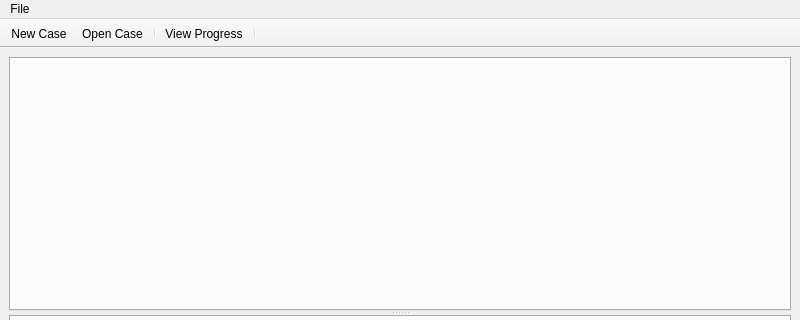
pjrinaldi/wombatforensics, file main/wombatforensics.ui: the form before one commit; both pictures show x 0 to 800 and y 0 to 320 of the 800 by 600 pixel window.
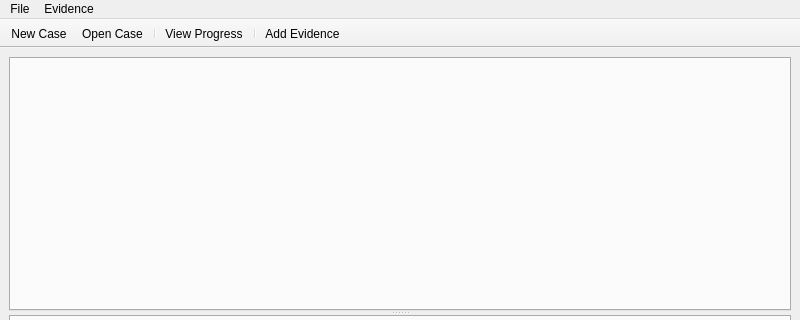
The form after the commit. Icons and pictures are not drawn.

Commit message: working on rebuilding gui w/o plugins and possibly leaving data such as sleuthkit in plugins. will see if i can generalize it so data is done in the runner and the others are called with invoke method

```diff
--- a/main/wombatforensics.ui
+++ b/main/wombatforensics.ui
@@ -53,7 +53,16 @@
     <addaction name="separator"/>
     <addaction name="actionExit"/>
    </widget>
+   <widget class="QMenu" name="menuEvidence">
+    <property name="title">
+     <string>Evidence</string>
+    </property>
+    <addaction name="actionAdd_Evidence"/>
+    <addaction name="actionRemove_Evidence"/>
+    <addaction name="separator"/>
+   </widget>
    <addaction name="menuFile"/>
+   <addaction name="menuEvidence"/>
   </widget>
   <widget class="QStatusBar" name="mainStatusbar"/>
   <widget class="QToolBar" name="mainToolBar">
@@ -80,6 +89,7 @@
    <addaction name="separator"/>
    <addaction name="actionView_Progress"/>
    <addaction name="separator"/>
+   <addaction name="actionAdd_Evidence"/>
   </widget>
   <action name="actionNew_Case">
    <property name="icon">
@@ -116,6 +126,19 @@
     <string>Exit</string>
    </property>
   </action>
+  <action name="actionAdd_Evidence">
+      <property name="icon">
+          <iconset><normaloff>:/basic/addevidence</normaloff>:/basic/addevidence</iconset>
+    </property>
+   <property name="text">
+    <string>Add Evidence</string>
+   </property>
+  </action>
+  <action name="actionRemove_Evidence">
+   <property name="text">
+    <string>Remove Evidence</string>
+   </property>
+  </action>
  </widget>
  <resources/>
  <connections>
```
Left out of the diff: 6 changed lines with no effect on the pictures. The commit also changes 4 other files.
